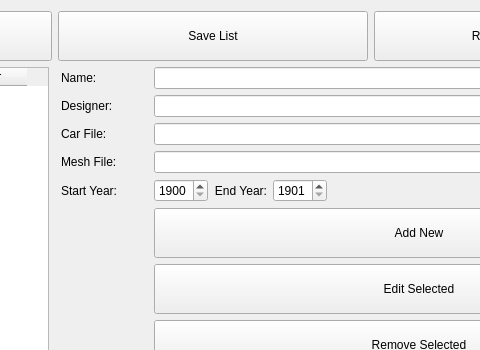
Above: PreMadeVehicleEditor.ui from gearcity/GearCity_ModTools before the change; both pictures show x 585 to 1065 and y 0 to 350 of the 1280 by 720 pixel window. Below: the same form after it.
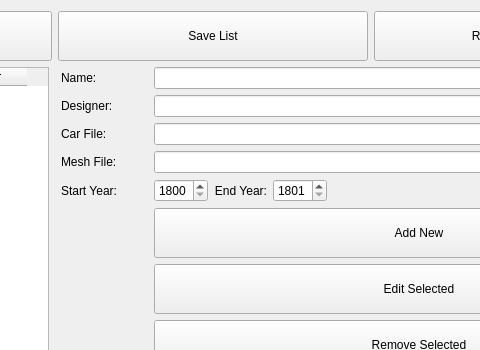
That is the form after the change.

```diff
--- a/PreMadeVehicleEditor.ui
+++ b/PreMadeVehicleEditor.ui
@@ -82,7 +82,7 @@
        <item>
         <widget class="QSpinBox" name="spinBox_premade_StartYear">
          <property name="minimum">
-          <number>1900</number>
+          <number>1800</number>
          </property>
          <property name="maximum">
           <number>9999</number>
@@ -102,7 +102,7 @@
        <item>
         <widget class="QSpinBox" name="spinBox_premade_endYear">
          <property name="minimum">
-          <number>1901</number>
+          <number>1801</number>
          </property>
          <property name="maximum">
           <number>9999</number>
```
